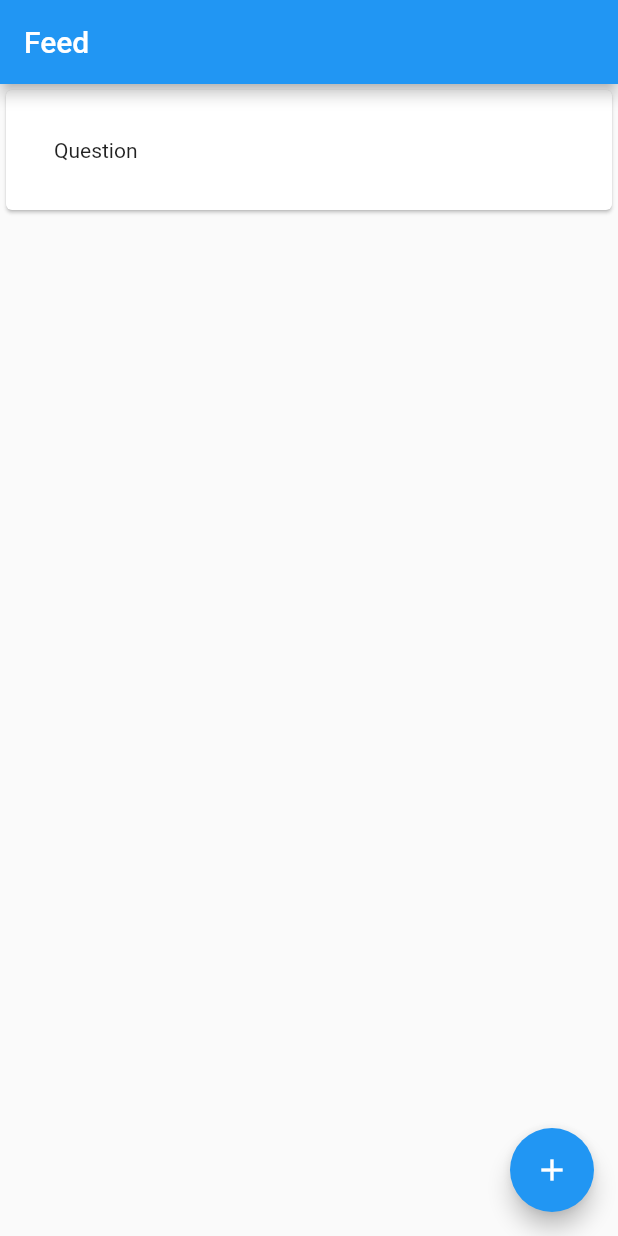
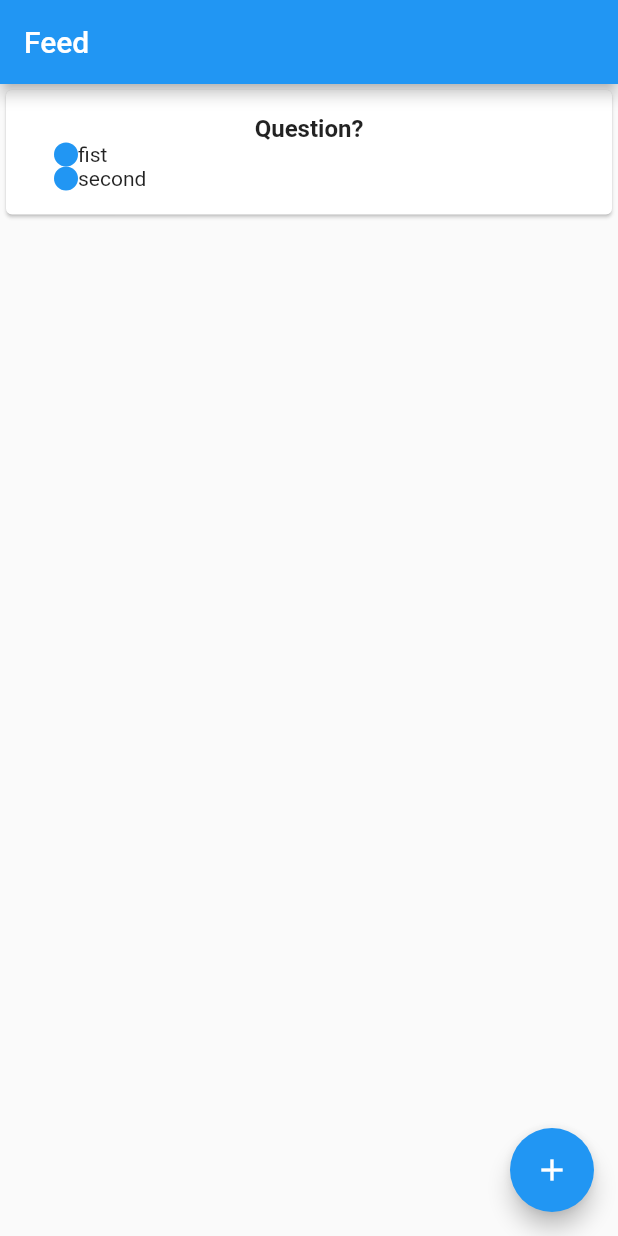
Before and after one commit to dvpermyakov/public-poll-flutter, a Flutter app: the screen it shows after launch, after a tap on the "add" icon, on a phone screen of 412 x 824 dp. Run offline on Flutter 3.47's test engine with Material 2 defaults, Android fonts, the phone set to English and light mode, and no system bars.

Commit message:
add options in FeedWidget.dart

```diff
--- a/lib/feed/FeedState.dart
+++ b/lib/feed/FeedState.dart
@@ -24,7 +24,7 @@ class FeedState extends State<FeedPage> {
 
   void _addItem() {
     setState(() {
-      _items.add(FeedItem("Question", []));
+      _items.add(FeedItem("Question?", ["fist", "second"]));
     });
   }
 }
--- a/lib/feed/FeedWidget.dart
+++ b/lib/feed/FeedWidget.dart
@@ -11,9 +11,45 @@ class FeedWidget extends StatelessWidget {
     return Card(
       color: Colors.white,
       child: Container(
-        padding: EdgeInsets.all(32),
-        child: Text(item.question),
+        alignment: AlignmentDirectional.centerStart,
+        padding: EdgeInsets.fromLTRB(32, 16, 32, 16),
+        child: Column(
+          children: [
+            Text(
+              item.question,
+              style: TextStyle(fontSize: 16, fontWeight: FontWeight.bold),
+            ),
+            ...item.options
+                .map((option) => OptionWidget(
+                      option: option,
+                    ))
+                .toList()
+          ],
+        ),
       ),
     );
   }
 }
+
+class OptionWidget extends StatelessWidget {
+  final String option;
+
+  const OptionWidget({Key key, this.option}) : super(key: key);
+
+  @override
+  Widget build(BuildContext context) {
+    return Row(
+      children: [
+        Container(
+          width: 16,
+          height: 16,
+          decoration: BoxDecoration(
+            color: Theme.of(context).primaryColor,
+            shape: BoxShape.circle,
+          ),
+        ),
+        Text(option)
+      ],
+    );
+  }
+}
```
